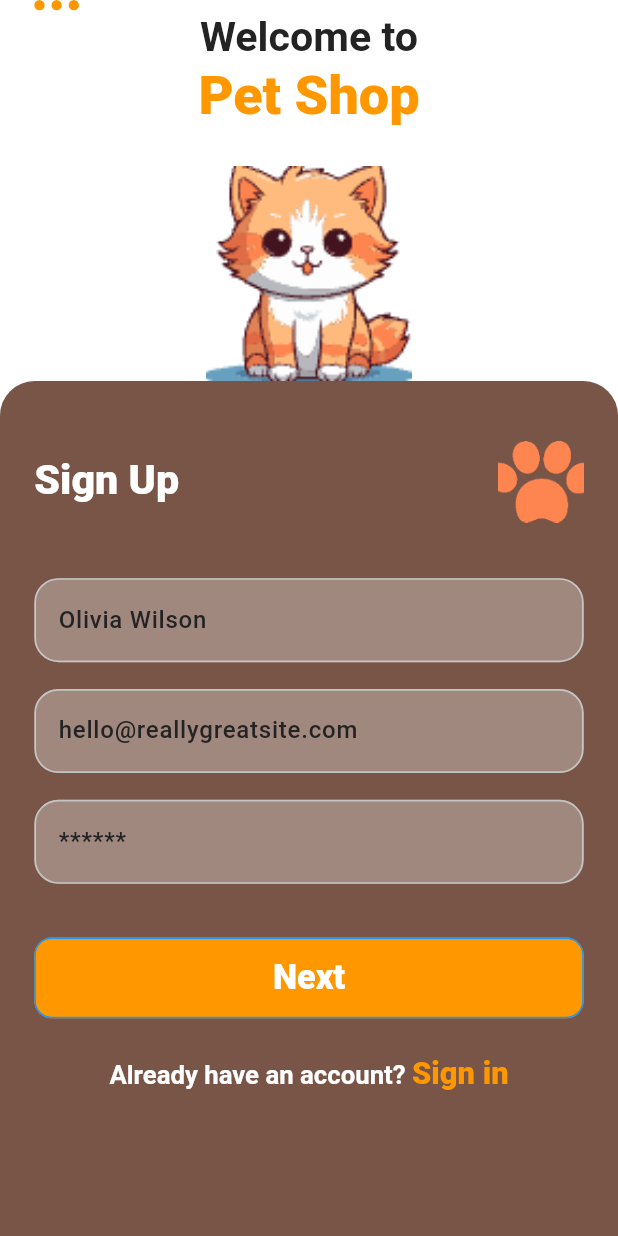
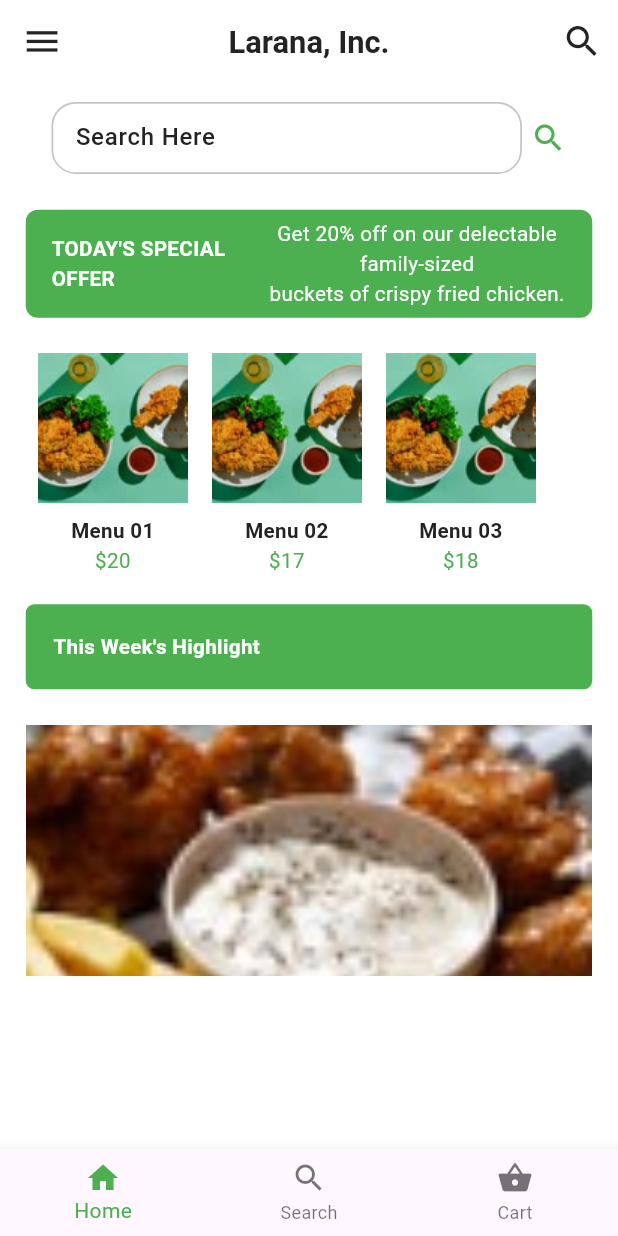
Before and after one commit to flutterRiverpodVerse/ui_designs, a Flutter app: the screen it shows after launch, on a phone screen of 412 x 824 dp. Run offline on Flutter 3.47's test engine with Material 3 defaults, Android fonts, the phone set to English and light mode, and no system bars; our stand-ins replace date_picker_timeline, fl_chart, flutter_hooks, flutter_screenutil, hooks_riverpod; missing offline and left inert: staggered_grid_view_flutter; Roboto replaces fonts that are missing (Poppins).

Commit message:
14th_day

```diff
--- /dev/null
+++ b/lib/14th_day/fourteenth_day_ui.dart
@@ -0,0 +1,301 @@
+import 'package:flutter/material.dart';
+import 'package:flutter_screenutil/flutter_screenutil.dart';
+import 'package:ui_designs/core/constants/app_constants.dart';
+import 'package:ui_designs/gen/assets.gen.dart';
+
+class FourteenthDayUi extends StatelessWidget {
+  const FourteenthDayUi({super.key});
+
+  @override
+  Widget build(BuildContext context) {
+    return GestureDetector(
+      onTap: () {
+        AppConstants.hideKeyboard();
+      },
+      child: Scaffold(
+        appBar: AppBar(
+          title: const Text(
+            'Larana, Inc.',
+          ),
+          centerTitle: true,
+          backgroundColor: Colors.transparent,
+          elevation: 0,
+          leading: IconButton(
+            icon: const Icon(
+              Icons.menu,
+            ),
+            onPressed: () {},
+          ),
+          actions: [
+            IconButton(
+              icon: const Icon(
+                Icons.search,
+              ),
+              onPressed: () {},
+            ),
+          ],
+        ),
+        body: SingleChildScrollView(
+          child: Padding(
+            padding: EdgeInsets.symmetric(
+              horizontal: 15.w,
+            ),
+            child: Column(
+              crossAxisAlignment: CrossAxisAlignment.start,
+              children: [
+                SizedBox(
+                  height: 10.h,
+                ),
+                const SearchBar(),
+                SizedBox(
+                  height: 20.h,
+                ),
+                const SpecialOfferCard(),
+                SizedBox(
+                  height: 20.h,
+                ),
+                SpecialMenu(),
+                SizedBox(
+                  height: 20.h,
+                ),
+                const WeeklyHighlight(),
+              ],
+            ),
+          ),
+        ),
+        bottomNavigationBar: const BottomNavBar(),
+      ),
+    );
+  }
+}
+
+class SearchBar extends StatelessWidget {
+  const SearchBar({super.key});
+
+  @override
+  Widget build(BuildContext context) {
+    return Container(
+      padding: EdgeInsets.symmetric(
+        horizontal: 15.w,
+      ),
+      decoration: BoxDecoration(
+        color: Colors.transparent,
+        borderRadius: BorderRadius.circular(
+          5.r,
+        ),
+      ),
+      child: Row(
+        children: [
+          const Expanded(
+            child: TextField(
+              decoration: InputDecoration(
+                isDense: true,
+                hintText: 'Search Here',
+                border: InputBorder.none,
+              ),
+            ),
+          ),
+          SizedBox(
+            width: 5.w,
+          ),
+          const Icon(
+            Icons.search,
+            color: Colors.green,
+          ),
+        ],
+      ),
+    );
+  }
+}
+
+class SpecialOfferCard extends StatelessWidget {
+  const SpecialOfferCard({super.key});
+
+  @override
+  Widget build(BuildContext context) {
+    return Container(
+      padding: EdgeInsets.symmetric(
+        horizontal: 15.w,
+        vertical: 5.h,
+      ),
+      decoration: BoxDecoration(
+        color: Colors.green,
+        borderRadius: BorderRadius.circular(8),
+      ),
+      child: Row(
+        mainAxisAlignment: MainAxisAlignment.spaceBetween,
+        children: [
+          const Expanded(
+            flex: 4,
+            child: Text(
+              "TODAY'S SPECIAL OFFER",
+              style: TextStyle(
+                color: Colors.white,
+                fontWeight: FontWeight.bold,
+              ),
+            ),
+          ),
+          SizedBox(
+            width: 10.w,
+          ),
+          const Expanded(
+            flex: 6,
+            child: Text(
+              'Get 20% off on our delectable family-sized\nbuckets of crispy fried chicken.',
+              style: TextStyle(
+                color: Colors.white,
+              ),
+              textAlign: TextAlign.center,
+            ),
+          ),
+        ],
+      ),
+    );
+  }
+}
+
+class SpecialMenu extends StatelessWidget {
+  final List<Map<String, dynamic>> menuItems = [
+    {
+      'image': Assets.images.recipeImage.path,
+      'name': 'Menu 01',
+      'price': '\$20'
+    },
+    {
+      'image': Assets.images.recipeImage.path,
+      'name': 'Menu 02',
+      'price': '\$17'
+    },
+    {
+      'image': Assets.images.recipeImage.path,
+      'name': 'Menu 03',
+      'price': '\$18'
+    },
+  ];
+
+  SpecialMenu({super.key});
+
+  @override
+  Widget build(BuildContext context) {
+    return SizedBox(
+      height: 120.h,
+      child: ListView.builder(
+        shrinkWrap: true,
+        scrollDirection: Axis.horizontal,
+        itemCount: menuItems.length,
+        itemBuilder: (context, index) {
+          return MenuCard(
+            image: menuItems[index]['image'],
+            name: menuItems[index]['name'],
+            price: menuItems[index]['price'],
+          );
+        },
+      ),
+    );
+  }
+}
+
+class MenuCard extends StatelessWidget {
+  final String image;
+  final String name;
+  final String price;
+
+  const MenuCard({
+    super.key,
+    required this.image,
+    required this.name,
+    required this.price,
+  });
+
+  @override
+  Widget build(BuildContext context) {
+    return Container(
+      width: 100,
+      margin: const EdgeInsets.symmetric(horizontal: 8),
+      child: Column(
+        children: [
+          Image.asset(image, fit: BoxFit.cover),
+          const SizedBox(height: 8),
+          Text(name, style: const TextStyle(fontWeight: FontWeight.bold)),
+          Text(price, style: const TextStyle(color: Colors.green)),
+        ],
+      ),
+    );
+  }
+}
+
+class WeeklyHighlight extends StatelessWidget {
+  const WeeklyHighlight({super.key});
+
+  @override
+  Widget build(BuildContext context) {
+    return Container(
+      decoration: BoxDecoration(
+        borderRadius: BorderRadius.circular(8),
+      ),
+      child: Column(
+        crossAxisAlignment: CrossAxisAlignment.stretch,
+        children: [
+          Container(
+            padding: EdgeInsets.all(
+              16.spMax,
+            ),
+            decoration: BoxDecoration(
+              color: Colors.green,
+              borderRadius: BorderRadius.circular(
+                5.r,
+              ),
+            ),
+            child: const Text(
+              "This Week's Highlight",
+              style: TextStyle(
+                color: Colors.white,
+                fontWeight: FontWeight.bold,
+              ),
+            ),
+          ),
+          SizedBox(
+            height: 20.h,
+          ),
+          Image.asset(
+            Assets.images.recipeHighlight.path,
+            height: 140.h,
+            width: 1.sw,
+            fit: BoxFit.cover,
+          ),
+        ],
+      ),
+    );
+  }
+}
+
+class BottomNavBar extends StatelessWidget {
+  const BottomNavBar({super.key});
+
+  @override
+  Widget build(BuildContext context) {
+    return BottomNavigationBar(
+      items: const [
+        BottomNavigationBarItem(
+          icon: Icon(
+            Icons.home,
+          ),
+          label: 'Home',
+        ),
+        BottomNavigationBarItem(
+          icon: Icon(
+            Icons.search,
+          ),
+          label: 'Search',
+        ),
+        BottomNavigationBarItem(
+          icon: Icon(
+            Icons.shopping_basket,
+          ),
+          label: 'Cart',
+        ),
+      ],
+      selectedItemColor: Colors.green,
+    );
+  }
+}
--- a/lib/gen/assets.gen.dart
+++ b/lib/gen/assets.gen.dart
@@ -58,6 +58,14 @@ class $AssetsImagesGen {
   /// File path: assets/images/one.jpg
   AssetGenImage get one => const AssetGenImage('assets/images/one.jpg');
 
+  /// File path: assets/images/recipe_highlight.png
+  AssetGenImage get recipeHighlight =>
+      const AssetGenImage('assets/images/recipe_highlight.png');
+
+  /// File path: assets/images/recipe_image.png
+  AssetGenImage get recipeImage =>
+      const AssetGenImage('assets/images/recipe_image.png');
+
   /// File path: assets/images/scooter.png
   AssetGenImage get scooter => const AssetGenImage('assets/images/scooter.png');
 
@@ -85,6 +93,8 @@ class $AssetsImagesGen {
         onboarding2,
         onboarding3,
         one,
+        recipeHighlight,
+        recipeImage,
         scooter,
         three,
         two,
--- a/lib/main.dart
+++ b/lib/main.dart
@@ -2,7 +2,7 @@ import 'package:flutter/material.dart';
 import 'package:flutter_screenutil/flutter_screenutil.dart';
 import 'package:hooks_riverpod/hooks_riverpod.dart';
 import 'package:provider/provider.dart';
-import 'package:ui_designs/13th_day/thirteenth_day_ui.dart';
+import 'package:ui_designs/14th_day/fourteenth_day_ui.dart';
 import 'package:ui_designs/core/constants/app_config.dart';
 import 'package:ui_designs/core/theme/app_theme.dart';
 
@@ -47,7 +47,7 @@ class MyApp extends StatelessWidget {
               theme: AppTheme.lightTheme,
               darkTheme: AppTheme.darkTheme,
               scaffoldMessengerKey: AppConfig.rootScaffoldMessengerKey,
-              home: const ThirteenthDayUi(),
+              home: const FourteenthDayUi(),
             ),
           );
         },
```
Also changed, not shown: assets/images/recipe_highlight.png (added), assets/images/recipe_image.png (added).
